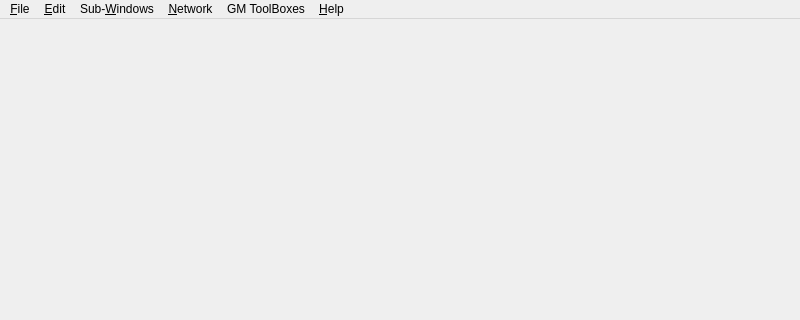
Old version of the form client/mainwindow.ui in the repository Rolisteam/rolisteam; both pictures show x 0 to 800 and y 0 to 320 of the 800 by 600 pixel window.
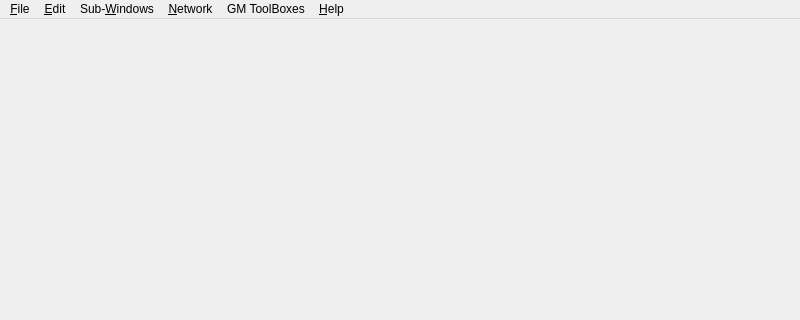
New version of the form. Icons and pictures are not drawn.

Commit message: [core] change path to image.

Patch:
```diff
--- a/client/mainwindow.ui
+++ b/client/mainwindow.ui
@@ -148,7 +148,7 @@
    </widget>
    <widget class="QMenu" name="m_gmToolBoxMenu">
     <property name="title">
-     <string>GM ToolBoxes</string>
+     <string>GM ToolBoxes</string>
     </property>
    </widget>
    <addaction name="m_fileMenu"/>
```
Left out of the diff: 22 changed lines with no effect on the pictures. The commit also changes 1 other file.
